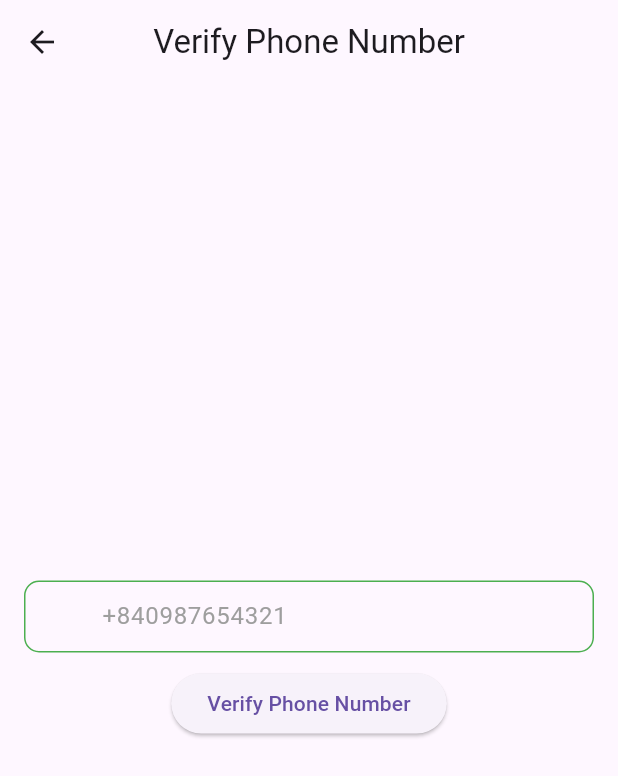
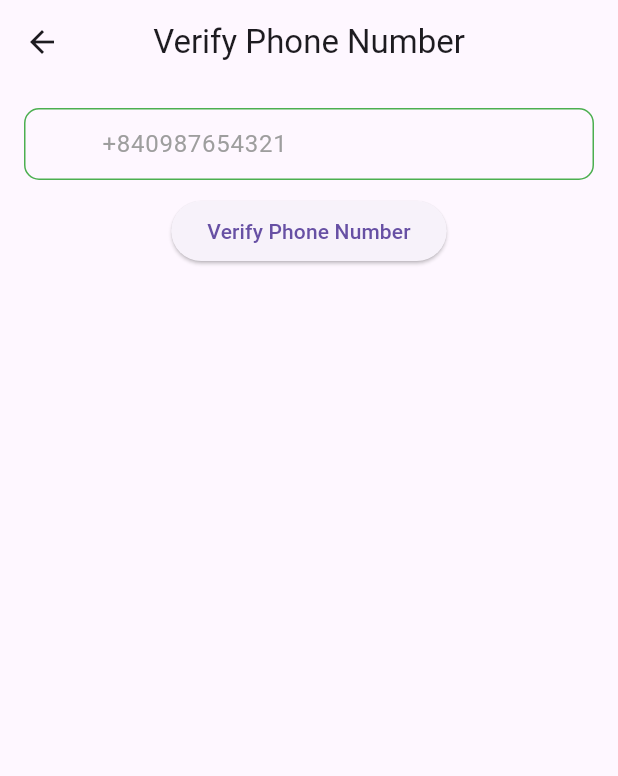
Before and after one commit to minhviet123tv/ThucTap2NF_Learn5_login_firebase, a Flutter app: the ConfirmPhoneNumber screen opened directly, on a phone screen of 412 x 824 dp. Shown: the top 776 px of the screen. Run offline on Flutter 3.47's test engine with Material 3 defaults, Android fonts, the phone set to English and light mode, and no system bars; our stand-ins replace firebase_auth, firebase_core, get; accounts and stored records are empty.

```diff
--- a/lib/login/confirm_phone_number.dart
+++ b/lib/login/confirm_phone_number.dart
@@ -24,11 +24,13 @@ class _ConfirmPhoneNumberState extends State<ConfirmPhoneNumber> {
         title: const Text("Verify Phone Number"),
         centerTitle: true,
       ),
-      body: Center(
+      body: GestureDetector(
+        onTap: () => FocusManager.instance.primaryFocus?.unfocus,
+        child: Center(
           child: Padding(
-          padding: const EdgeInsets.symmetric(horizontal: 16.0),
+            padding: const EdgeInsets.symmetric(horizontal: 16.0, vertical: 16),
             child: Column(
-            mainAxisAlignment: MainAxisAlignment.center,
+              mainAxisAlignment: MainAxisAlignment.start,
               children: [
                 TextFieldLoginRegister(
                   textControl: textPhoneNumber,
@@ -48,6 +50,7 @@ class _ConfirmPhoneNumberState extends State<ConfirmPhoneNumber> {
                   child: const Text('Verify Phone Number'),
                 ),
               ],
+            ),
           ),
         ),
       ),
--- a/lib/login/login_page.dart
+++ b/lib/login/login_page.dart
@@ -263,7 +263,8 @@ class _LoginPageState extends State<LoginPage> {
       if (user != null) {
 
         // Chuyen den trang xac thuc dien thoai
-        Get.to(()=> ConfirmPhoneNumber());
+        // Get.to(()=> ConfirmPhoneNumber());
+        Navigator.push(context, MaterialPageRoute(builder: (context) => ConfirmPhoneNumber()));
 
       } else {
         print('Some error happend in Sign Up');
```
Also changed, not shown: lib/service/firebase_auth_service.dart (+11 -1 lines), lib/service/otp_screen.dart (+18 -6 lines). Lines whose indentation alone changed are shown as unchanged.
